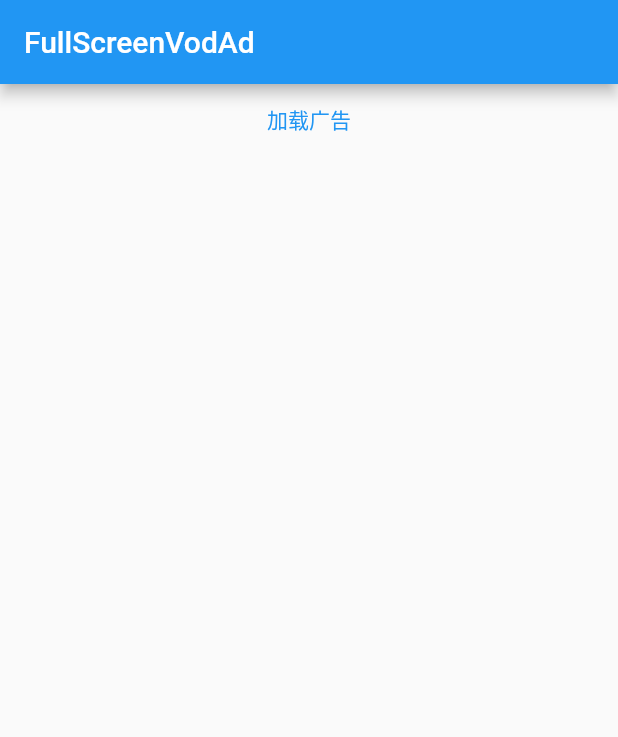
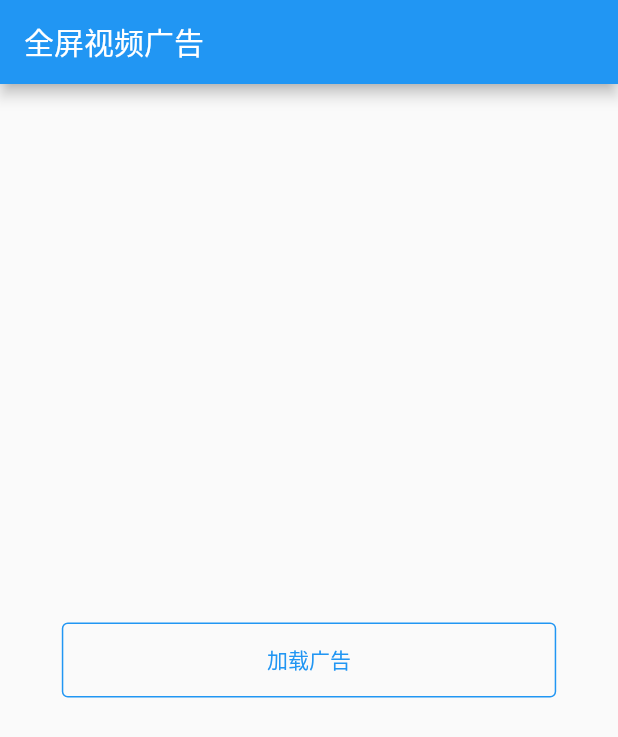
Before and after one commit to iusmob/AdKleinSDKDemo-Flutter, a Flutter app: the FullScreenPage screen opened directly, on a phone screen of 412 x 824 dp. Shown: the top 737 px of the screen. Run offline on Flutter 3.47's test engine with Material 2 defaults, Android fonts, the phone set to English and light mode, and no system bars; missing offline and left inert: ad_klein_flutter_sdk, app_tracking_transparency.

Commit message:
优化demo展示方式，优化点击，添加混淆和签名，添加android权限。

```diff
--- a/lib/fullscreen.dart
+++ b/lib/fullscreen.dart
@@ -13,20 +13,29 @@ class FullScreenState extends State<FullScreenPage> {
 
   @override
   Widget build(BuildContext context) {
+    MediaQueryData queryData = MediaQuery.of(context);
+    var width = queryData.size.width;
     return Scaffold(
       appBar: AppBar(
-        title: Text("FullScreenVodAd"),
+        title: Text("全屏视频广告"),
       ),
       body: Center(
-        child: Column(
-          children: [
-            TextButton(
-              onPressed: () {
-                showFullScreenVodAd();
-              },
-              child: Text("加载广告"),
+        child: Container(
+          width: width * 0.8,
+          margin: EdgeInsets.symmetric(vertical: 8),
+          decoration: new BoxDecoration(
+            border: new Border.all(
+              width: 1,
+              color: Colors.blue,
             ),
-          ],
+            borderRadius: BorderRadius.all(Radius.circular(4.0)),
+          ),
+          child: TextButton(
+            onPressed: () {
+              showFullScreenVodAd();
+            },
+            child: Text("加载广告"),
+          ),
         ),
       ),
     );
--- a/lib/main.dart
+++ b/lib/main.dart
@@ -29,8 +29,8 @@ class _MyAppState extends State<MyApp> {
 
   static const listData = [
     "SplashAd(开屏广告)",
+    "Native(信息流广告)",
     "Banner(横幅广告)",
-    "Native(信息流广告)",
     "Inter(插屏广告)",
     "Reward(激励视频广告)",
     "fullscreenVod(全屏视频广告)"
@@ -47,7 +47,7 @@ class _MyAppState extends State<MyApp> {
     return MaterialApp(
       home: Scaffold(
           appBar: AppBar(
-            title: const Text('ADKleinSDK 广告demo'),
+            title: const Text('ADKlein广告Demo_Flutter'),
           ),
           body: ListView.builder(
             itemCount: listData.length,
@@ -71,10 +71,10 @@ class _MyAppState extends State<MyApp> {
                           widget = SplashPage();
                           break;
                         case 1:
-                          widget = BannerPage();
+                          widget = NativePage();
                           break;
                         case 2:
-                          widget = NativePage();
+                          widget = BannerPage();
                           break;
                         case 3:
                           widget = InterPage();
--- a/lib/native.dart
+++ b/lib/native.dart
@@ -12,7 +12,7 @@ class NativePage extends StatefulWidget {
 class NativeState extends State<NativePage> {
   var _nativeAd;
 
-  List<dynamic> _items = List.generate(10, (i) => i);
+  List<dynamic> _items = List.generate(5, (i) => i);
   ScrollController _scrollController = ScrollController();
 
   @override
@@ -73,7 +73,9 @@ class NativeState extends State<NativePage> {
                 return Container(
                     width: 300,
                     height: 150,
-                    child: Text("Cell", style: TextStyle(fontSize: 75)));
+                    child: Center(
+                        child: Text("Normal Data",
+                            style: TextStyle(fontSize: 45))));
               }
             }),
       ),
--- a/lib/splash.dart
+++ b/lib/splash.dart
@@ -54,6 +54,7 @@ class _SplashState extends State<SplashPage> {
   void releaseSplashAd() {
     _splashAd?.release();
     _splashAd = null;
+    Navigator.pop(context);
   }
 
   @override
```
Also changed, not shown: lib/inter.dart (+18 -9 lines), lib/reward.dart (+21 -9 lines), 41 other files.
